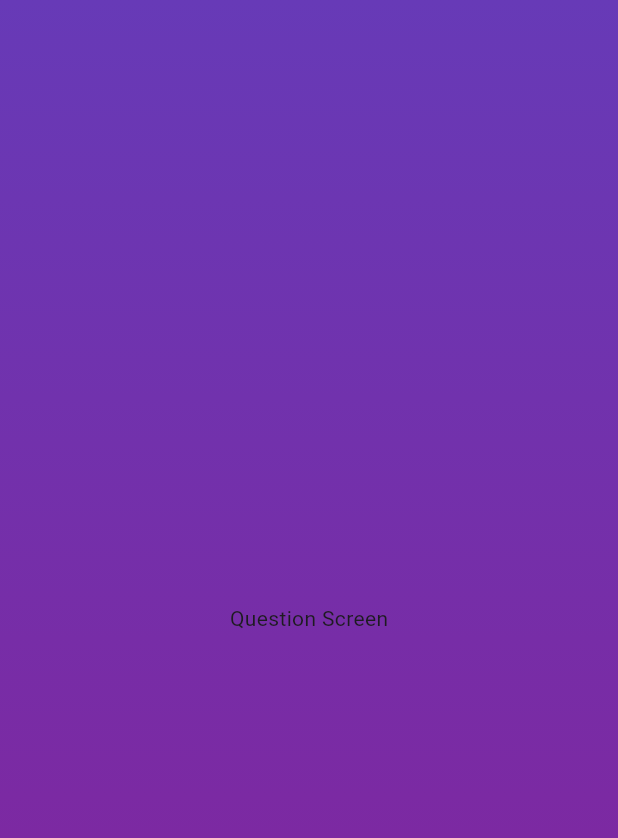
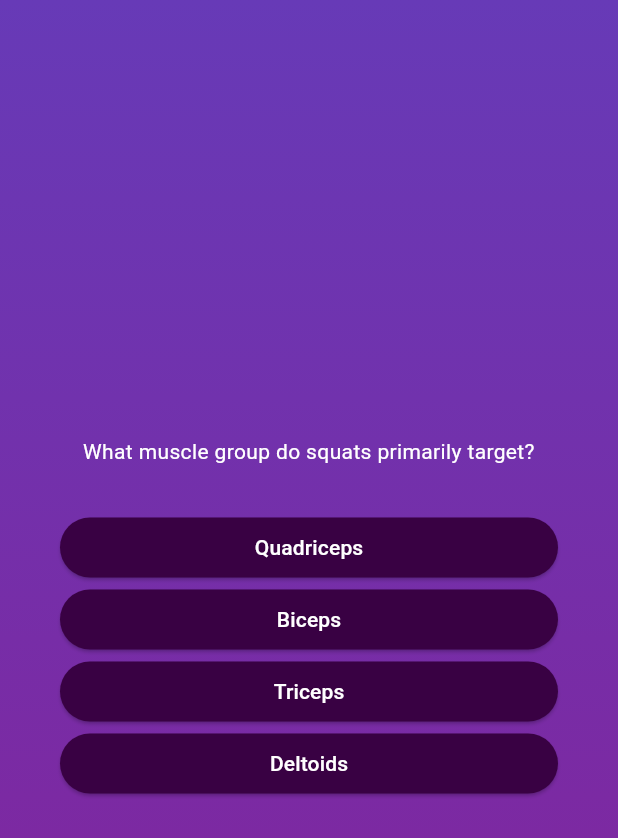
Before and after one commit to m104tanaka/adv_basics, a Flutter app: the screen it shows after launch, after a tap on "Start quiz!", on a phone screen of 412 x 824 dp. Shown: the top 838 px of the screen. Run offline on Flutter 3.47's test engine with Material 3 defaults, Android fonts, the phone set to English and light mode, and no system bars.

Commit message:
Add questions and answer

```diff
--- /dev/null
+++ b/lib/answer_button.dart
@@ -0,0 +1,31 @@
+import 'package:flutter/material.dart';
+
+class AnswerButton extends StatelessWidget {
+  const AnswerButton({
+    super.key,
+    required this.answerText,
+    required this.onTap,
+  });
+
+  final String answerText;
+  final void Function() onTap;
+
+  @override
+  Widget build(context) {
+    return ElevatedButton(
+      onPressed: onTap,
+      style: ElevatedButton.styleFrom(
+        padding: const EdgeInsets.symmetric(
+          horizontal: 40,
+          vertical: 10,
+        ),
+        backgroundColor: const Color.fromARGB(255, 57, 1, 67),
+        foregroundColor: Colors.white,
+        shape: RoundedRectangleBorder(
+          borderRadius: BorderRadius.circular(20),
+        ),
+      ),
+      child: Text(answerText),
+    );
+  }
+}
--- /dev/null
+++ b/lib/data/questions_answers.dart
@@ -0,0 +1,24 @@
+import 'package:adv_basics/models/quiz_question.dart';
+
+const questions = [
+  QuizQuestion(
+    "What muscle group do squats primarily target?",
+    ["Quadriceps", "Biceps", "Triceps", "Deltoids"]
+  ),
+  QuizQuestion(
+    "Which exercise is best for building chest muscles?",
+    ["Bench Press", "Deadlift", "Leg Press", "Shoulder Press"]
+  ),
+  QuizQuestion(
+    "What is the main benefit of doing deadlifts?",
+    ["Build lower body strength", "Improve flexibility", "Enhance cardiovascular health", "Increase grip strength"]
+  ),
+  QuizQuestion(
+    "Which muscle group is primarily worked during a pull-up?",
+    ["Back", "Chest", "Legs", "Abs"]
+  ),
+  QuizQuestion(
+    "How many major muscle groups are there in the human body?",
+    ["8", "6", "10", "12"]
+  ),
+];
--- /dev/null
+++ b/lib/models/quiz_question.dart
@@ -0,0 +1,6 @@
+class QuizQuestion {
+  const QuizQuestion(this.text, this.answers);
+
+  final String text;
+  final List<String> answers;
+}
--- a/lib/question_screen.dart
+++ b/lib/question_screen.dart
@@ -1,4 +1,6 @@
+import 'package:adv_basics/answer_button.dart';
 import 'package:flutter/material.dart';
+import 'package:adv_basics/data/questions_answers.dart';
 
 class QuestionScreen extends StatefulWidget {
   const QuestionScreen({super.key});
@@ -12,6 +14,30 @@ class QuestionScreen extends StatefulWidget {
 class _QuestionScreenState extends State<QuestionScreen> {
   @override
   Widget build(context) {
-    return const Center(child: Text('Question Screen'));
+    final currentQuestion = questions[0];
+
+    return Container(
+      margin: const EdgeInsets.all(40),
+      child: SizedBox(
+        width: double.infinity,
+        child: Column(
+          mainAxisAlignment: MainAxisAlignment.center,
+          crossAxisAlignment: CrossAxisAlignment.stretch,
+          children: [
+            Text(
+              currentQuestion.text,
+              style: const TextStyle(color: Colors.white),
+              textAlign: TextAlign.center,
+            ),
+            const SizedBox(
+              height: 30,
+            ),
+            ...currentQuestion.answers.map((answer) {
+              return AnswerButton(answerText: answer, onTap: () {});
+            }),
+          ],
+        ),
+      ),
+    );
   }
 }
```
